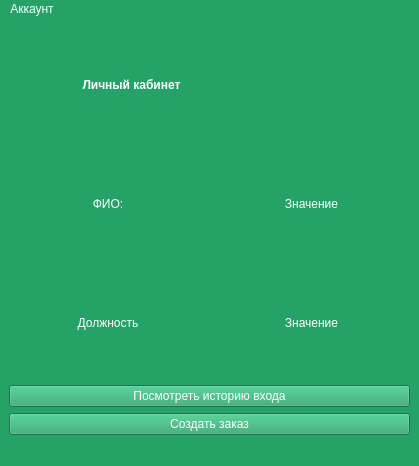
This is app/design/personalAccount.ui in ElectroForez/coursework_prdb as Qt 5 draws it before an edit. The edited form follows.
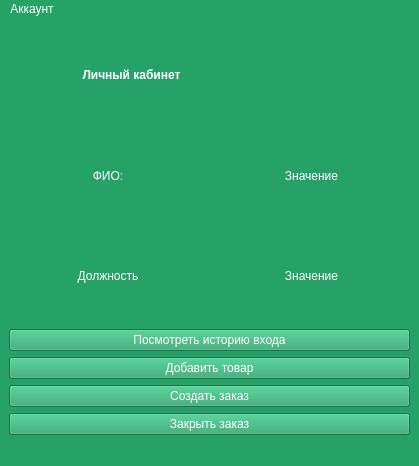
This is the edited form. Icons and pictures are not drawn.

The edit to the form file:
```diff
--- a/app/design/personalAccount.ui
+++ b/app/design/personalAccount.ui
@@ -122,6 +122,13 @@
       </property>
      </widget>
     </item>
+    <item>
+     <widget class="QPushButton" name="add_good_btn">
+      <property name="text">
+       <string>Добавить товар</string>
+      </property>
+     </widget>
+    </item>
     <item>
      <widget class="QPushButton" name="create_order_btn">
       <property name="text">
@@ -129,6 +136,13 @@
       </property>
      </widget>
     </item>
+    <item>
+     <widget class="QPushButton" name="close_order_btn">
+      <property name="text">
+       <string>Закрыть заказ</string>
+      </property>
+     </widget>
+    </item>
    </layout>
   </widget>
   <widget class="QMenuBar" name="menubar">
```
